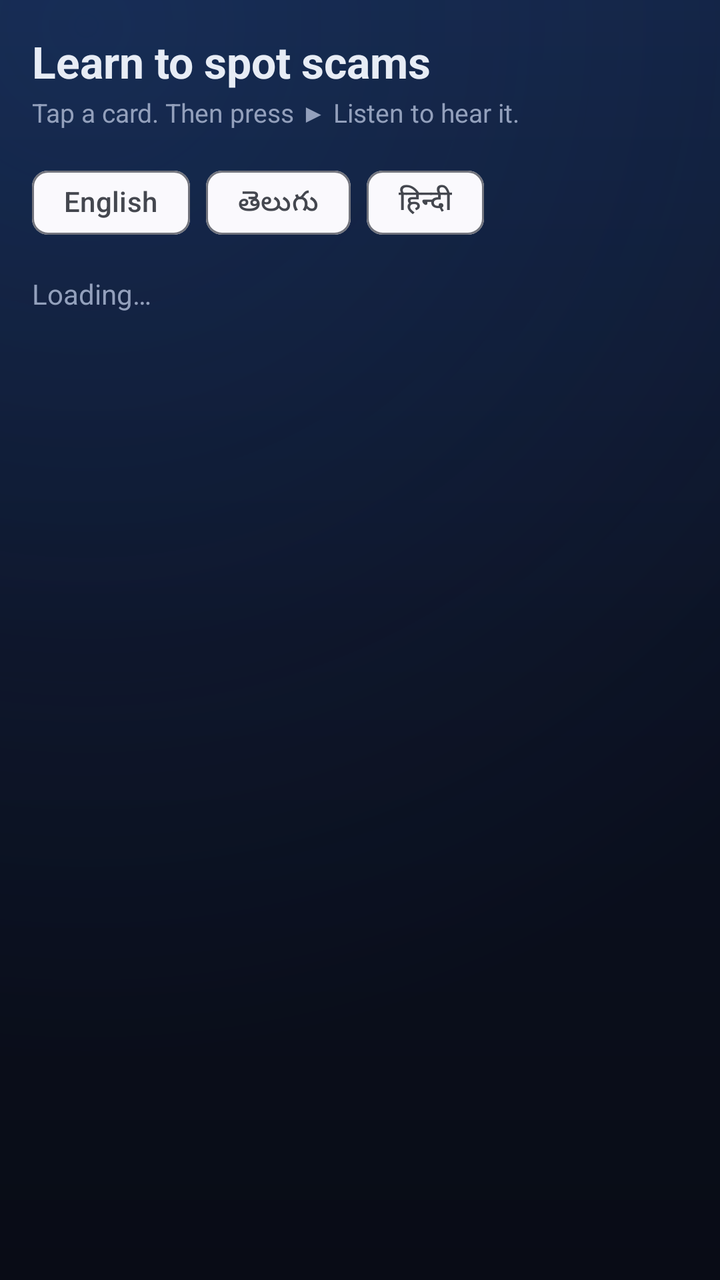
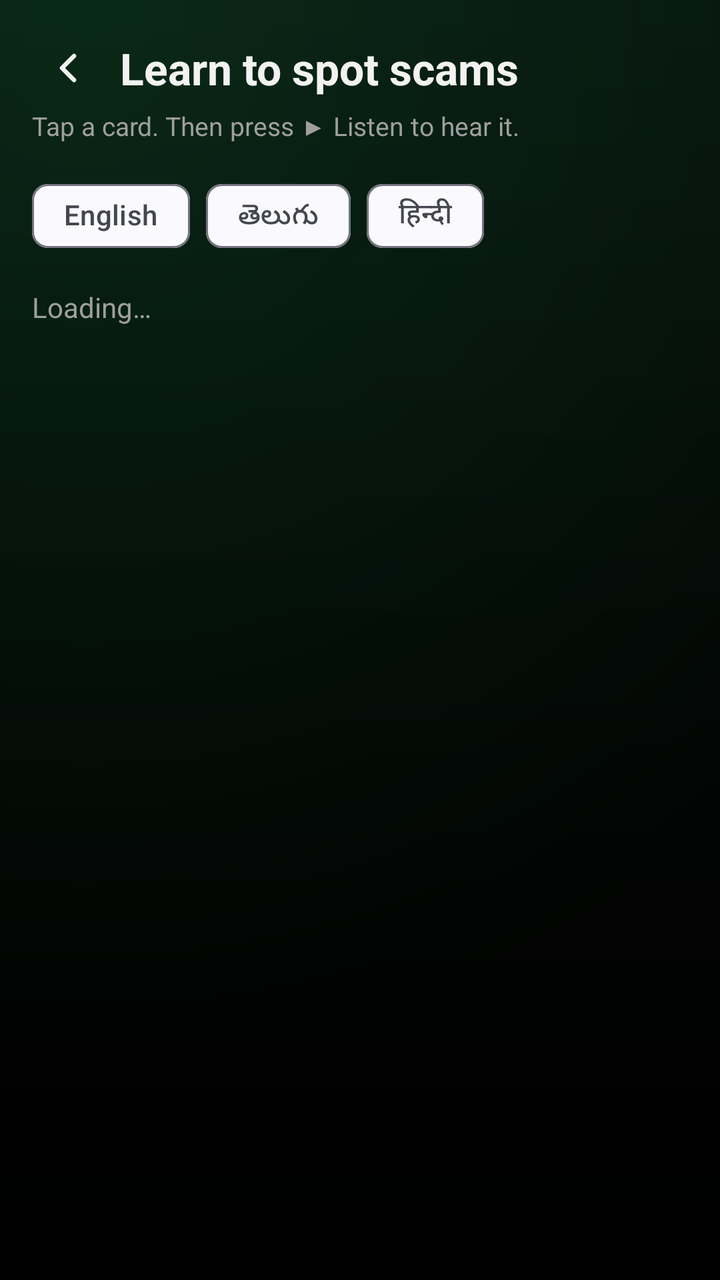

Compare the two renders of this Android layout. The source of the first and the diff that turns it into the second are given below.
<!-- AndroidManifest.xml: application theme Theme.CyberShield -->
<!-- res/layout/activity_education_list.xml -->
<?xml version="1.0" encoding="utf-8"?>
<LinearLayout xmlns:android="http://schemas.android.com/apk/res/android"
    xmlns:app="http://schemas.android.com/apk/res-auto"
    android:layout_width="match_parent"
    android:layout_height="match_parent"
    android:orientation="vertical"
    android:padding="16dp">

    <TextView
        android:layout_width="wrap_content"
        android:layout_height="wrap_content"
        android:text="Learn to spot scams"
        android:textColor="@color/text"
        android:textSize="22sp"
        android:textStyle="bold" />

    <TextView
        android:layout_width="match_parent"
        android:layout_height="wrap_content"
        android:layout_marginTop="2dp"
        android:textColor="@color/muted"
        android:textSize="13sp"
        android:text="Tap a card. Then press ▶ Listen to hear it." />

    <com.google.android.material.chip.ChipGroup
        android:id="@+id/langGroup"
        android:layout_width="match_parent"
        android:layout_height="wrap_content"
        android:layout_marginTop="12dp"
        app:singleSelection="true"
        app:selectionRequired="true">
        <com.google.android.material.chip.Chip android:id="@+id/langEn" style="@style/Widget.Material3.Chip.Filter" android:text="English" android:layout_width="wrap_content" android:layout_height="wrap_content"/>
        <com.google.android.material.chip.Chip android:id="@+id/langTe" style="@style/Widget.Material3.Chip.Filter" android:text="తెలుగు" android:layout_width="wrap_content" android:layout_height="wrap_content"/>
        <com.google.android.material.chip.Chip android:id="@+id/langHi" style="@style/Widget.Material3.Chip.Filter" android:text="हिन्दी" android:layout_width="wrap_content" android:layout_height="wrap_content"/>
    </com.google.android.material.chip.ChipGroup>

    <TextView
        android:id="@+id/empty"
        android:layout_width="match_parent"
        android:layout_height="wrap_content"
        android:layout_marginTop="12dp"
        android:textColor="@color/muted"
        android:text="Loading…" />

    <androidx.recyclerview.widget.RecyclerView
        android:id="@+id/list"
        android:layout_width="match_parent"
        android:layout_height="match_parent"
        android:layout_marginTop="8dp" />
</LinearLayout>
<!-- resources referenced by this layout -->
<resources>
  <color name="muted">#93A0BC</color>
  <color name="text">#E7ECF5</color>
  <style name="Theme.CyberShield" parent="Theme.Material3.DynamicColors.DayNight">
          <item name="colorPrimary">@color/sky</item>
          <item name="android:colorBackground">@color/ink</item>
          <item name="android:windowBackground">@drawable/bg_gradient</item>
          <item name="android:statusBarColor">@color/bg_b</item>
          <item name="android:navigationBarColor">@color/bg_c</item>
          <item name="android:windowLightStatusBar">false</item>
      </style>
  <color name="sky">#38BDF8</color>
  <color name="ink">#0B1020</color>
  <!-- drawable bg_gradient (drawable) -->
  <?xml version="1.0" encoding="utf-8"?>
  <layer-list xmlns:android="http://schemas.android.com/apk/res/android">
      <item>
          <shape android:shape="rectangle">
              <gradient
                  android:type="linear"
                  android:angle="120"
                  android:startColor="@color/bg_a"
                  android:centerColor="@color/bg_b"
                  android:endColor="@color/bg_c" />
          </shape>
      </item>
      <item>
          <shape android:shape="rectangle">
              <gradient
                  android:type="radial"
                  android:gradientRadius="520dp"
                  android:centerX="0.12" android:centerY="0.02"
                  android:startColor="#2A2E6FCF"
                  android:endColor="#00000000" />
          </shape>
      </item>
  </layer-list>
  <color name="bg_b">#0B1020</color>
  <color name="bg_c">#090C16</color>
  <color name="bg_a">#12203E</color>
</resources>

<!-- the commit's change to res/layout/activity_education_list.xml (unified diff, before → after) -->
@@ -6,13 +6,33 @@
     android:orientation="vertical"
     android:padding="16dp">
 
-    <TextView
-        android:layout_width="wrap_content"
+    <LinearLayout
+        android:layout_width="match_parent"
         android:layout_height="wrap_content"
-        android:text="Learn to spot scams"
-        android:textColor="@color/text"
-        android:textSize="22sp"
-        android:textStyle="bold" />
+        android:orientation="horizontal"
+        android:gravity="center_vertical">
+
+        <ImageView
+            android:id="@+id/btnBack"
+            android:layout_width="36dp"
+            android:layout_height="36dp"
+            android:padding="6dp"
+            android:src="@drawable/ic_back"
+            app:tint="@color/text"
+            android:background="?attr/selectableItemBackgroundBorderless"
+            android:clickable="true"
+            android:focusable="true"
+            android:contentDescription="Back"
+            android:layout_marginEnd="8dp" />
+
+        <TextView
+            android:layout_width="wrap_content"
+            android:layout_height="wrap_content"
+            android:text="Learn to spot scams"
+            android:textColor="@color/text"
+            android:textSize="22sp"
+            android:textStyle="bold" />
+    </LinearLayout>
 
     <TextView
         android:layout_width="match_parent"
<!-- resource entries referenced after the edit -->
@@ -1,17 +1,34 @@
 <!-- resources referenced by this layout -->
 <resources>
-  <color name="muted">#93A0BC</color>
-  <color name="text">#E7ECF5</color>
-  <style name="Theme.CyberShield" parent="Theme.Material3.DynamicColors.DayNight">
+  <color name="muted">#9F9F9F</color>
+  <color name="text">#F2F2F2</color>
+  <!-- drawable ic_back (drawable) -->
+  <vector xmlns:android="http://schemas.android.com/apk/res/android"
+      android:width="24dp"
+      android:height="24dp"
+      android:viewportWidth="24"
+      android:viewportHeight="24">
+      <path
+          android:strokeColor="#FFFFFFFF"
+          android:strokeWidth="2.2"
+          android:strokeLineCap="round"
+          android:strokeLineJoin="round"
+          android:fillColor="#00000000"
+          android:pathData="M15,18l-6,-6 6,-6" />
+  </vector>
+  <style name="Theme.CyberShield" parent="Theme.Material3.DynamicColors.DayNight.NoActionBar">
           <item name="colorPrimary">@color/sky</item>
           <item name="android:colorBackground">@color/ink</item>
           <item name="android:windowBackground">@drawable/bg_gradient</item>
           <item name="android:statusBarColor">@color/bg_b</item>
           <item name="android:navigationBarColor">@color/bg_c</item>
           <item name="android:windowLightStatusBar">false</item>
+          <item name="windowActionBar">false</item>
+          <item name="windowNoTitle">true</item>
+          <item name="android:windowAnimationStyle">@style/SecureMeWindowAnim</item>
       </style>
-  <color name="sky">#38BDF8</color>
-  <color name="ink">#0B1020</color>
+  <color name="sky">#1BD671</color>
+  <color name="ink">#050505</color>
   <!-- drawable bg_gradient (drawable) -->
   <?xml version="1.0" encoding="utf-8"?>
   <layer-list xmlns:android="http://schemas.android.com/apk/res/android">
@@ -31,13 +48,19 @@
                   android:type="radial"
                   android:gradientRadius="520dp"
                   android:centerX="0.12" android:centerY="0.02"
-                  android:startColor="#2A2E6FCF"
+                  android:startColor="#1F1BD671"
                   android:endColor="#00000000" />
           </shape>
       </item>
   </layer-list>
-  <color name="bg_b">#0B1020</color>
-  <color name="bg_c">#090C16</color>
-  <color name="bg_a">#12203E</color>
+  <color name="bg_b">#030504</color>
+  <color name="bg_c">#000000</color>
+  <style name="SecureMeWindowAnim" parent="@android:style/Animation.Activity">
+          <item name="android:activityOpenEnterAnimation">@anim/screen_open_enter</item>
+          <item name="android:activityOpenExitAnimation">@anim/screen_open_exit</item>
+          <item name="android:activityCloseEnterAnimation">@anim/screen_close_enter</item>
+          <item name="android:activityCloseExitAnimation">@anim/screen_close_exit</item>
+      </style>
+  <color name="bg_a">#07100B</color>
 </resources>
 
